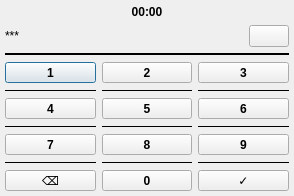
Before: the Qt Designer form lockscreen.ui in Kobo-InkBox/lockscreen, drawn with Qt 5.
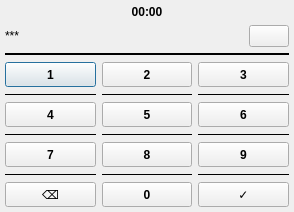
After: the same form once the commit is applied.

Patch:
```diff
--- a/lockscreen.ui
+++ b/lockscreen.ui
@@ -7,7 +7,7 @@
     <x>0</x>
     <y>0</y>
     <width>294</width>
-    <height>196</height>
+    <height>212</height>
    </rect>
   </property>
   <property name="sizePolicy">
```
Left out of the diff: 2 changed lines with no effect on the pictures.
